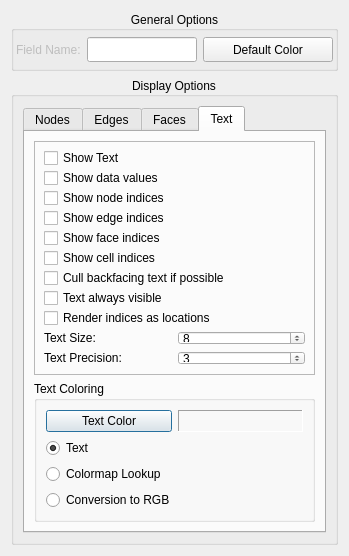
Old version of the form src/Interface/Modules/Visualization/ShowField.ui in the repository SCIInstitute/SCIRun.
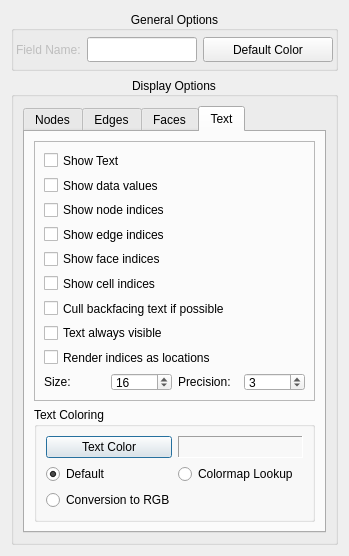
New version of the form. The open tabs and pages were chosen to show the change.

Commit message: ShowField: draw text labels at mesh elements (#2148)

```diff
--- a/src/Interface/Modules/Visualization/ShowField.ui
+++ b/src/Interface/Modules/Visualization/ShowField.ui
@@ -699,63 +699,63 @@
              <enum>QFrame::Raised</enum>
             </property>
             <layout class="QGridLayout" name="gridLayout_8">
-             <item row="0" column="0" colspan="2">
+             <item row="0" column="0" colspan="4">
               <widget class="QCheckBox" name="showTextCheckBox_">
                <property name="text">
                 <string>Show Text</string>
                </property>
               </widget>
              </item>
-             <item row="1" column="0" colspan="2">
+             <item row="1" column="0" colspan="4">
               <widget class="QCheckBox" name="showDataValuesCheckBox_">
                <property name="text">
                 <string>Show data values</string>
                </property>
               </widget>
              </item>
-             <item row="2" column="0" colspan="2">
+             <item row="2" column="0" colspan="4">
               <widget class="QCheckBox" name="showNodeIndicesCheckBox_">
                <property name="text">
                 <string>Show node indices</string>
                </property>
               </widget>
              </item>
-             <item row="3" column="0" colspan="2">
+             <item row="3" column="0" colspan="4">
               <widget class="QCheckBox" name="showEdgeIndicesCheckBox_">
                <property name="text">
                 <string>Show edge indices</string>
                </property>
               </widget>
              </item>
-             <item row="4" column="0" colspan="2">
+             <item row="4" column="0" colspan="4">
               <widget class="QCheckBox" name="showFaceIndicesCheckBox_">
                <property name="text">
                 <string>Show face indices</string>
                </property>
               </widget>
              </item>
-             <item row="5" column="0" colspan="2">
+             <item row="5" column="0" colspan="4">
               <widget class="QCheckBox" name="showCellIndicesCheckBox_">
                <property name="text">
                 <string>Show cell indices</string>
                </property>
               </widget>
              </item>
-             <item row="6" column="0" colspan="2">
+             <item row="6" column="0" colspan="4">
               <widget class="QCheckBox" name="cullTextCheckBox_">
                <property name="text">
                 <string>Cull backfacing text if possible</string>
                </property>
               </widget>
              </item>
-             <item row="7" column="0" colspan="2">
+             <item row="7" column="0" colspan="4">
               <widget class="QCheckBox" name="textAlwaysVisibleCheckBox_">
                <property name="text">
                 <string>Text always visible</string>
                </property>
               </widget>
              </item>
-             <item row="8" column="0" colspan="2">
+             <item row="8" column="0" colspan="4">
               <widget class="QCheckBox" name="renderIndicesLocationsCheckBox_">
                <property name="text">
                 <string>Render indices as locations</string>
@@ -765,7 +765,7 @@
              <item row="9" column="0">
               <widget class="QLabel" name="label_2">
                <property name="text">
-                <string>Text Size:</string>
+                <string>Size:</string>
                </property>
               </widget>
              </item>
@@ -775,18 +775,18 @@
                 <number>1</number>
                </property>
                <property name="value">
-                <number>8</number>
+                <number>16</number>
                </property>
               </widget>
              </item>
-             <item row="10" column="0">
+             <item row="9" column="2">
               <widget class="QLabel" name="label_3">
                <property name="text">
-                <string>Text Precision:</string>
+                <string>Precision:</string>
                </property>
               </widget>
              </item>
-             <item row="10" column="1">
+             <item row="9" column="3">
               <widget class="QSpinBox" name="textPrecisionSpinBox_">
                <property name="minimum">
                 <number>1</number>
@@ -834,20 +834,20 @@
                </property>
               </widget>
              </item>
-             <item row="1" column="0" colspan="2">
+             <item row="1" column="0">
               <widget class="QRadioButton" name="textColoringRadioButton_">
                <property name="enabled">
                 <bool>true</bool>
                </property>
                <property name="text">
-                <string>Text</string>
+                <string>Default</string>
                </property>
                <property name="checked">
                 <bool>true</bool>
                </property>
               </widget>
              </item>
-             <item row="2" column="0" colspan="2">
+             <item row="1" column="1">
               <widget class="QRadioButton" name="colormapLookupTextRadioButton_">
                <property name="enabled">
                 <bool>true</bool>
```
Left out of the diff: 2 changed lines with no effect on the pictures. The commit also changes 12 other files.
